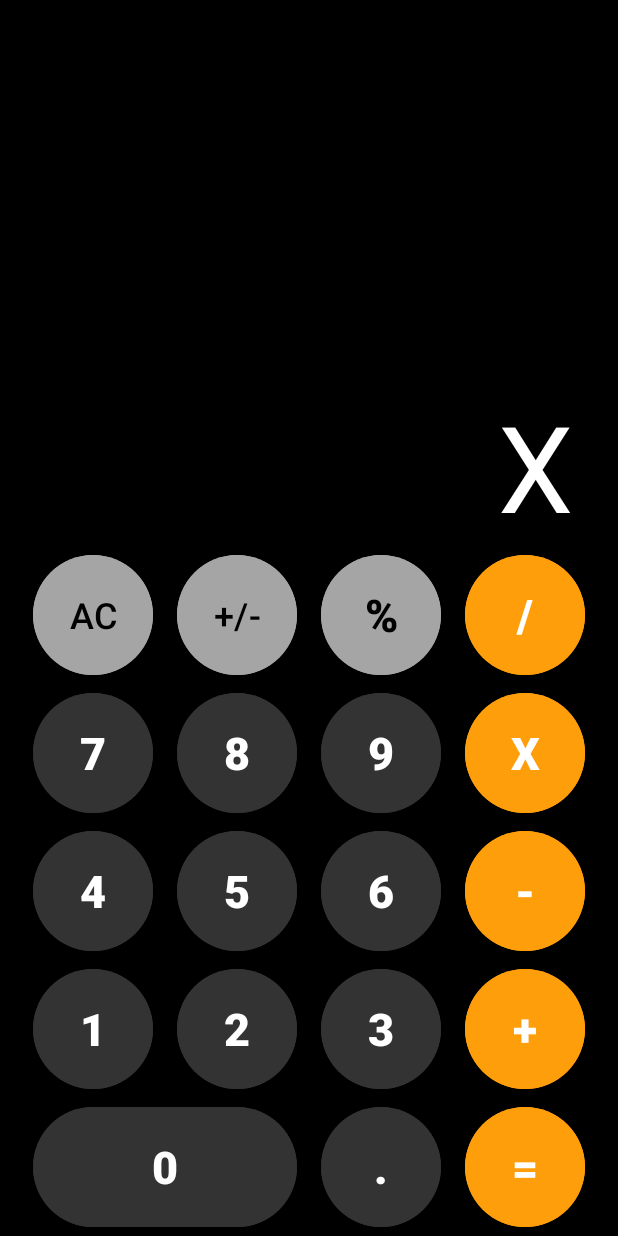
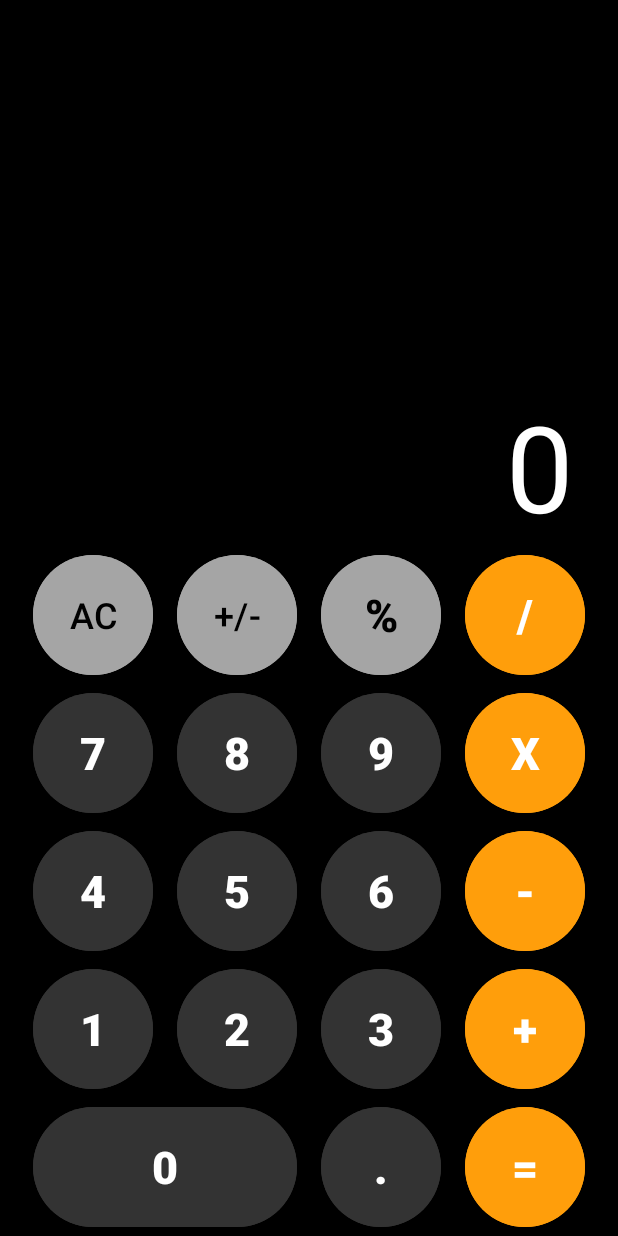
Before and after one commit to megodevice/Calculator, an Android app: the screen it shows after launch (MainActivity), after a tap on an icon or button, on a phone screen of 412 x 824 dp. Run offline under Robolectric (Android 15) with nearby library versions, the phone set to English and light mode, and no system bars; 3 other taps on this screen came first.

Commit message:
part of operation completed

```diff
--- a/app/src/main/java/com/geeks/calculator/MainActivity.java
+++ b/app/src/main/java/com/geeks/calculator/MainActivity.java
@@ -11,14 +11,85 @@ import com.google.android.material.button.MaterialButton;
 public class MainActivity extends AppCompatActivity {
 
     private TextView resultTextView;
+    private double operandOne;
+    private double operandTwo;
+    private double result;
+    private String stringResult;
+    private boolean operationPressed;
+    private boolean resultPressed;
+    private Operations operation;
+
     @Override
     protected void onCreate(Bundle savedInstanceState) {
         super.onCreate(savedInstanceState);
         setContentView(R.layout.activity_main);
         resultTextView = findViewById(R.id.result_text_view);
+        onACClick(null);
     }
 
-    public void onClick(View view) {
-        resultTextView.setText(((MaterialButton)view).getText().toString());
+    public void onDigitClick(View view) {
+        if (view instanceof MaterialButton) {
+            if (((MaterialButton) view).getText().toString().equals("+/-") && !resultTextView.getText().toString().equals("0")) {
+                if (!resultTextView.getText().toString().contains("-")) {
+                    resultTextView.setText("-" + resultTextView.getText().toString());
+                } else {
+                    resultTextView.setText(resultTextView.getText().toString().replace("-", ""));
+                }
+            } else if (((MaterialButton) view).getText().toString().equals(".")) {
+                if (!resultTextView.getText().toString().contains(".")) {
+                    resultTextView.append(((MaterialButton) view).getText().toString());
+                }
+            } else if (resultTextView.getText().toString().equals("0") || operationPressed || resultPressed) {
+                resultTextView.setText(((MaterialButton) view).getText().toString());
+            } else {
+                resultTextView.append(((MaterialButton) view).getText().toString());
+            }
+            operationPressed = false;
+            resultPressed = false;
+        }
+    }
+
+    public void onResultClick(View view) {
+        if (!resultPressed) operandTwo = Double.parseDouble(resultTextView.getText().toString());
+        else operandOne = result;
+        if (operation == Operations.SUM) result = operandOne + operandTwo;
+        else if (operation == Operations.SUBTRACT) result = operandOne - operandTwo;
+        else if (operation == Operations.MULTIPLY) result = operandOne * operandTwo;
+        else if (operation == Operations.DIVIDE) result = operandOne / operandTwo;
+        operandOne = result;
+        stringResult = String.valueOf(result);
+        if (stringResult.endsWith(".0")) stringResult = stringResult.replace(".0", "");
+        resultTextView.setText(stringResult);
+        operationPressed = false;
+        resultPressed = true;
+    }
+
+    public void onACClick(View view) {
+        resultTextView.setText("0");
+        operandOne = 0;
+        operandTwo = 0;
+        operation = Operations.NON;
+        operationPressed = false;
+        resultPressed = false;
+    }
+
+    public void onOperationClick(View view) {
+        if (view instanceof MaterialButton) {
+            if (((MaterialButton) view).getText().toString().equals("+"))
+                operation = Operations.SUM;
+            else if (((MaterialButton) view).getText().toString().equals("-"))
+                operation = Operations.SUBTRACT;
+            else if (((MaterialButton) view).getText().toString().equals("X"))
+                operation = Operations.MULTIPLY;
+            else if (((MaterialButton) view).getText().toString().equals("/"))
+                operation = Operations.DIVIDE;
+            operandOne = Double.parseDouble(resultTextView.getText().toString());
+            operationPressed = true;
+            resultPressed = false;
+        }
+    }
+
+    public void onPercentClick(View view) {
+
     }
 }
--- /dev/null
+++ b/app/src/main/java/com/geeks/calculator/Operations.java
@@ -0,0 +1,5 @@
+package com.geeks.calculator;
+
+public enum Operations {
+    SUM, DIVIDE, MULTIPLY, SUBTRACT, NON
+}
--- a/app/src/main/res/layout/activity_main.xml
+++ b/app/src/main/res/layout/activity_main.xml
@@ -26,6 +26,7 @@
                 style="@style/Gray.Button"
                 android:textSize="24sp"
                 android:textStyle="normal"
+                android:onClick="onACClick"
                 android:text="AC" />
 
             <com.google.android.material.button.MaterialButton
@@ -33,15 +34,18 @@
                 android:layout_marginHorizontal="16dp"
                 android:textStyle="normal"
                 android:textSize="24sp"
+                android:onClick="onDigitClick"
                 android:text="+/-" />
 
             <com.google.android.material.button.MaterialButton
                 style="@style/Gray.Button"
                 android:layout_marginEnd="16dp"
+                android:onClick="onPercentClick"
                 android:text="%" />
 
             <com.google.android.material.button.MaterialButton
                 style="@style/Orange.Button"
+                android:onClick="onOperationClick"
                 android:text="/" />
 
         </LinearLayout>
@@ -55,20 +59,24 @@
 
             <com.google.android.material.button.MaterialButton
                 style="@style/Dark.Gray.Button"
+                android:onClick="onDigitClick"
                 android:text="7" />
 
             <com.google.android.material.button.MaterialButton
                 style="@style/Dark.Gray.Button"
                 android:layout_marginHorizontal="16dp"
+                android:onClick="onDigitClick"
                 android:text="8" />
 
             <com.google.android.material.button.MaterialButton
                 style="@style/Dark.Gray.Button"
                 android:layout_marginEnd="16dp"
+                android:onClick="onDigitClick"
                 android:text="9" />
 
             <com.google.android.material.button.MaterialButton
                 style="@style/Orange.Button"
+                android:onClick="onOperationClick"
                 android:text="X" />
 
         </LinearLayout>
@@ -82,20 +90,24 @@
 
             <com.google.android.material.button.MaterialButton
                 style="@style/Dark.Gray.Button"
+                android:onClick="onDigitClick"
                 android:text="4" />
 
             <com.google.android.material.button.MaterialButton
                 style="@style/Dark.Gray.Button"
                 android:layout_marginHorizontal="16dp"
+                android:onClick="onDigitClick"
                 android:text="5" />
 
             <com.google.android.material.button.MaterialButton
                 style="@style/Dark.Gray.Button"
                 android:layout_marginEnd="16dp"
+                android:onClick="onDigitClick"
                 android:text="6" />
 
             <com.google.android.material.button.MaterialButton
                 style="@style/Orange.Button"
+                android:onClick="onOperationClick"
                 android:text="-" />
 
         </LinearLayout>
@@ -109,20 +121,24 @@
 
             <com.google.android.material.button.MaterialButton
                 style="@style/Dark.Gray.Button"
+                android:onClick="onDigitClick"
                 android:text="1" />
 
             <com.google.android.material.button.MaterialButton
                 style="@style/Dark.Gray.Button"
                 android:layout_marginHorizontal="16dp"
+                android:onClick="onDigitClick"
                 android:text="2" />
 
             <com.google.android.material.button.MaterialButton
                 style="@style/Dark.Gray.Button"
                 android:layout_marginEnd="16dp"
+                android:onClick="onDigitClick"
                 android:text="3" />
 
             <com.google.android.material.button.MaterialButton
                 style="@style/Orange.Button"
+                android:onClick="onOperationClick"
                 android:text="+" />
 
         </LinearLayout>
@@ -137,16 +153,19 @@
             <com.google.android.material.button.MaterialButton
                 style="@style/Dark.Gray.Button"
                 android:layout_width="176dp"
+                android:onClick="onDigitClick"
                 android:text="0" />
 
 
             <com.google.android.material.button.MaterialButton
                 style="@style/Dark.Gray.Button"
                 android:layout_marginHorizontal="16dp"
+                android:onClick="onDigitClick"
                 android:text="." />
 
             <com.google.android.material.button.MaterialButton
                 style="@style/Orange.Button"
+                android:onClick="onResultClick"
                 android:text="=" />
 
         </LinearLayout>
--- a/app/src/main/res/values/button_styles.xml
+++ b/app/src/main/res/values/button_styles.xml
@@ -8,7 +8,6 @@
         <item name="android:insetBottom">0dp</item>
         <item name="android:textSize">30sp</item>
         <item name="android:textStyle">bold</item>
-        <item name="android:onClick">onClick</item>
     </style>
 
     <style name="Gray.Button" parent="Base.Button">
```
